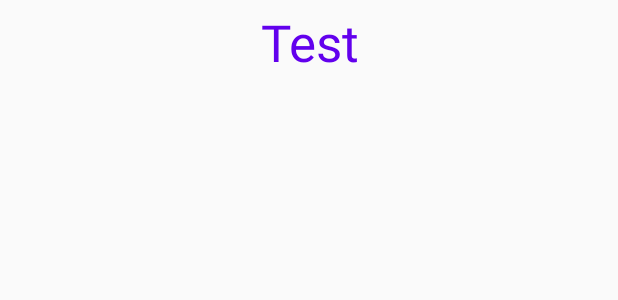
After one commit to AlperCanErysr/LandmarkBookJava, an Android app: the layout recycler_row.xml on its own in the app's theme, with its tools: preview values and no code run, on a phone screen of 412 x 824 dp. The commit adds this screen. Shown: the top 300 px of the screen. Run offline under Robolectric (Android 15) with nearby library versions, the phone set to English and light mode, and no system bars.

Commit message:
LandmarkBookJava

```diff
--- a/LandmarkBookJava/app/src/main/res/layout/activity_main.xml
+++ b/LandmarkBookJava/app/src/main/res/layout/activity_main.xml
@@ -6,8 +6,8 @@
     android:layout_height="match_parent"
     tools:context=".MainActivity">
 
-    <ListView
-        android:id="@+id/listView"
+    <androidx.recyclerview.widget.RecyclerView
+        android:id="@+id/recyclerView"
         android:layout_width="match_parent"
         android:layout_height="match_parent"
         app:layout_constraintBottom_toBottomOf="parent"
--- /dev/null
+++ b/LandmarkBookJava/app/src/main/res/layout/recycler_row.xml
@@ -0,0 +1,20 @@
+<?xml version="1.0" encoding="utf-8"?>
+<LinearLayout
+    xmlns:android="http://schemas.android.com/apk/res/android"
+    android:layout_width="match_parent"
+    android:layout_height="wrap_content"
+    android:layout_margin="5dp"
+    >
+
+    <TextView
+        android:id="@+id/recyclerViewTextView"
+        android:layout_width="match_parent"
+        android:layout_height="wrap_content"
+        android:text="Test"
+        android:textSize="34sp"
+        android:textColor="#6200ED"
+        android:textAlignment="center"
+        >
+    </TextView>
+
+</LinearLayout>
```
Also changed, not shown: LandmarkBookJava/app/src/main/java/com/can_erysr/landmarkbookjava/LandmarkAdapter.java (added, +34 -0 lines).
